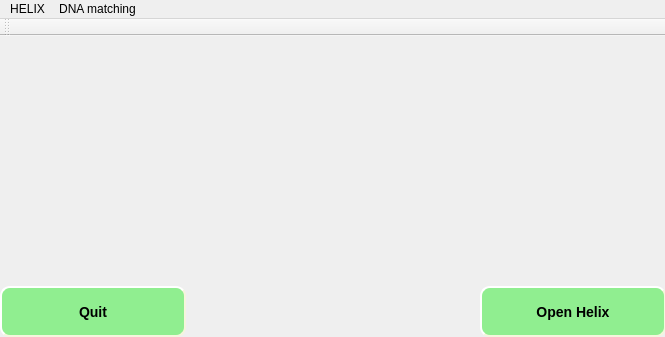
Old version of the form Helix/GUI/mainwindow.ui in the repository evertheylen/TA_TO.
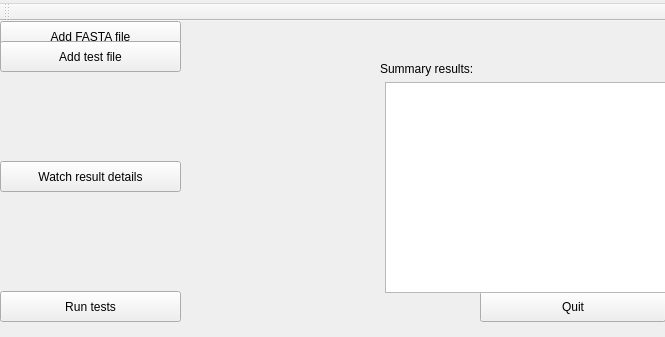
New version of the form. Icons and pictures are not drawn.

What changed in the file:
```diff
--- a/Helix/GUI/mainwindow.ui
+++ b/Helix/GUI/mainwindow.ui
@@ -23,47 +23,40 @@
    <widget class="QPushButton" name="pushButton">
     <property name="geometry">
      <rect>
+      <x>0</x>
+      <y>0</y>
+      <width>181</width>
+      <height>31</height>
+     </rect>
+    </property>
+    <property name="styleSheet">
+     <string notr="true">
+</string>
+    </property>
+    <property name="text">
+     <string>Add FASTA file</string>
+    </property>
+   </widget>
+   <widget class="QPushButton" name="quitprogram">
+    <property name="geometry">
+     <rect>
       <x>480</x>
-      <y>250</y>
+      <y>270</y>
       <width>186</width>
-      <height>51</height>
+      <height>31</height>
      </rect>
     </property>
-    <property name="styleSheet">
-     <string notr="true">background-color: lightgreen;
-    border-style: outset;
-    border-width: 2px;
-    border-radius: 10px;
-    border-color: beige;
-    font: bold 14px;
-    min-width: 10em;
-    padding: 6px;</string>
-    </property>
-    <property name="text">
-     <string>Open Helix</string>
-    </property>
-   </widget>
-   <widget class="QPushButton" name="pushButton_2">
-    <property name="geometry">
-     <rect>
-      <x>0</x>
-      <y>250</y>
-      <width>186</width>
-      <height>51</height>
-     </rect>
+    <property name="sizePolicy">
+     <sizepolicy hsizetype="Fixed" vsizetype="Fixed">
+      <horstretch>0</horstretch>
+      <verstretch>0</verstretch>
+     </sizepolicy>
     </property>
     <property name="autoFillBackground">
-     <bool>false</bool>
+     <bool>true</bool>
     </property>
     <property name="styleSheet">
-     <string notr="true">background-color: lightgreen;
-    border-style: outset;
-    border-width: 2px;
-    border-radius: 10px;
-    border-color: beige;
-    font: bold 14px;
-    min-width: 10em;
-    padding: 6px;</string>
+     <string notr="true"/>
     </property>
     <property name="text">
      <string>Quit</string>
@@ -72,10 +65,10 @@
    <widget class="QLabel" name="label">
     <property name="geometry">
      <rect>
-      <x>140</x>
-      <y>30</y>
-      <width>381</width>
-      <height>171</height>
+      <x>580</x>
+      <y>0</y>
+      <width>81</width>
+      <height>51</height>
      </rect>
     </property>
     <property name="text">
@@ -88,6 +81,71 @@
      <bool>true</bool>
     </property>
    </widget>
+   <widget class="QPushButton" name="addtestbutton">
+    <property name="geometry">
+     <rect>
+      <x>0</x>
+      <y>20</y>
+      <width>181</width>
+      <height>31</height>
+     </rect>
+    </property>
+    <property name="styleSheet">
+     <string notr="true"/>
+    </property>
+    <property name="text">
+     <string>Add test file</string>
+    </property>
+   </widget>
+   <widget class="QPushButton" name="runtests">
+    <property name="geometry">
+     <rect>
+      <x>0</x>
+      <y>270</y>
+      <width>181</width>
+      <height>31</height>
+     </rect>
+    </property>
+    <property name="text">
+     <string>Run tests</string>
+    </property>
+   </widget>
+   <widget class="QPushButton" name="results">
+    <property name="geometry">
+     <rect>
+      <x>0</x>
+      <y>140</y>
+      <width>181</width>
+      <height>31</height>
+     </rect>
+    </property>
+    <property name="text">
+     <string>Watch result details</string>
+    </property>
+   </widget>
+   <widget class="QLabel" name="label_2">
+    <property name="geometry">
+     <rect>
+      <x>380</x>
+      <y>40</y>
+      <width>111</width>
+      <height>16</height>
+     </rect>
+    </property>
+    <property name="text">
+     <string>Summary results:</string>
+    </property>
+   </widget>
+   <widget class="QTextBrowser" name="textBrowser">
+    <property name="geometry">
+     <rect>
+      <x>385</x>
+      <y>61</y>
+      <width>281</width>
+      <height>211</height>
+     </rect>
+    </property>
+   </widget>
   </widget>
   <widget class="QMenuBar" name="menuBar">
    <property name="geometry">
@@ -99,15 +157,11 @@
     </rect>
    </property>
    <widget class="QMenu" name="menuHELIX">
-    <property name="title">
-     <string>HELIX</string>
+    <property name="styleSheet">
+     <string notr="true">border:none;</string>
     </property>
    </widget>
-   <widget class="QMenu" name="menuDNA_matching">
-    <property name="title">
-     <string>DNA matching</string>
-    </property>
-   </widget>
+   <widget class="QMenu" name="menuDNA_matching"/>
    <addaction name="menuHELIX"/>
    <addaction name="menuDNA_matching"/>
   </widget>
```
